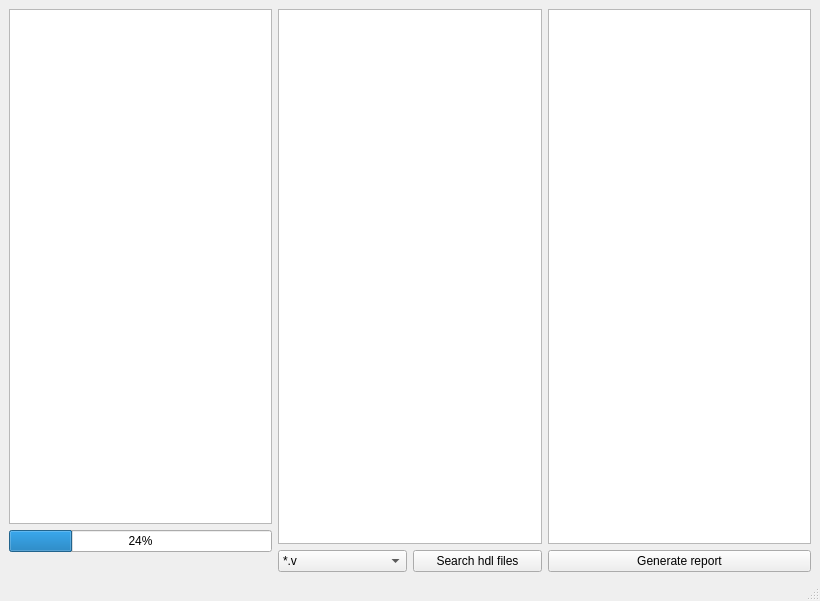
alexe1ka/VersionExtractor, file VersionExtractor/gui_compon.ui: the form before one commit.
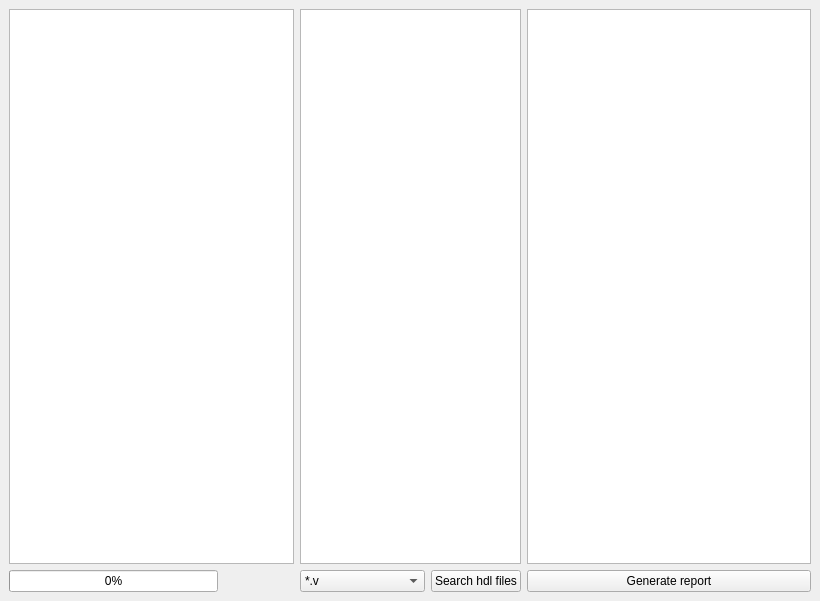
The form after the commit.

The edit to the form file:
```diff
--- a/VersionExtractor/gui_compon.ui
+++ b/VersionExtractor/gui_compon.ui
@@ -17,7 +17,7 @@
    </size>
   </property>
   <property name="windowTitle">
-   <string>VersionExtractor</string>
+   <string>VersionExtractorByAlexe1ka</string>
   </property>
   <widget class="QWidget" name="central_widget">
    <property name="minimumSize">
@@ -33,14 +33,28 @@
        <widget class="QTreeView" name="catalogTreeView"/>
       </item>
       <item>
+       <layout class="QHBoxLayout" name="horizontalLayout">
+        <item>
        <widget class="QProgressBar" name="progressBar">
         <property name="value">
-         <number>24</number>
+           <number>0</number>
         </property>
        </widget>
       </item>
       <item>
        <widget class="QLabel" name="count_files_label">
+          <property name="sizePolicy">
+           <sizepolicy hsizetype="Fixed" vsizetype="Preferred">
+            <horstretch>0</horstretch>
+            <verstretch>0</verstretch>
+           </sizepolicy>
+          </property>
+          <property name="minimumSize">
+           <size>
+            <width>70</width>
+            <height>0</height>
+           </size>
+          </property>
         <property name="text">
          <string/>
         </property>
@@ -48,10 +62,31 @@
       </item>
      </layout>
     </item>
+     </layout>
+    </item>
     <item>
      <layout class="QVBoxLayout" name="central_catalog_files_layout">
       <item>
-       <widget class="QListView" name="currentCatalogFilesList"/>
+       <widget class="QListView" name="currentCatalogFilesList">
+        <property name="sizePolicy">
+         <sizepolicy hsizetype="Ignored" vsizetype="Expanding">
+          <horstretch>0</horstretch>
+          <verstretch>0</verstretch>
+         </sizepolicy>
+        </property>
+        <property name="minimumSize">
+         <size>
+          <width>180</width>
+          <height>530</height>
+         </size>
+        </property>
+        <property name="maximumSize">
+         <size>
+          <width>262</width>
+          <height>16777215</height>
+         </size>
+        </property>
+       </widget>
       </item>
       <item>
        <layout class="QHBoxLayout" name="central_button_layout">
@@ -72,6 +107,16 @@
             <string>*.v/ *.vhd</string>
            </property>
           </item>
+          <item>
+           <property name="text">
+            <string>*.c/*.cpp,*.h/*.hpp</string>
+           </property>
+          </item>
+          <item>
+           <property name="text">
+            <string>*.s/*.asm</string>
+           </property>
+          </item>
          </widget>
         </item>
         <item>
@@ -101,7 +146,6 @@
     </item>
    </layout>
   </widget>
-  <widget class="QStatusBar" name="statusbar"/>
  </widget>
  <resources/>
  <connections/>
```
Lines whose indentation alone changed are shown as unchanged.
